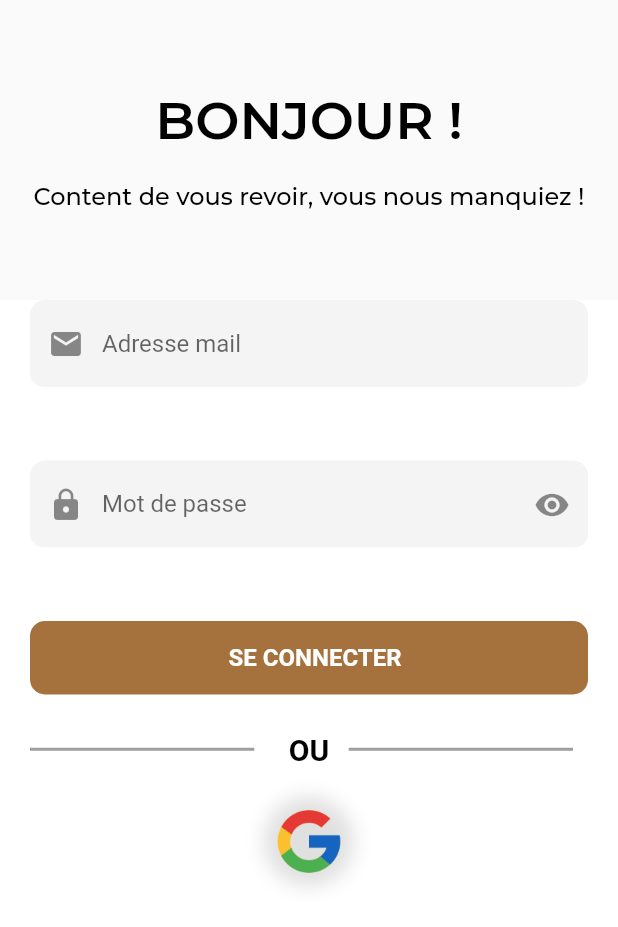
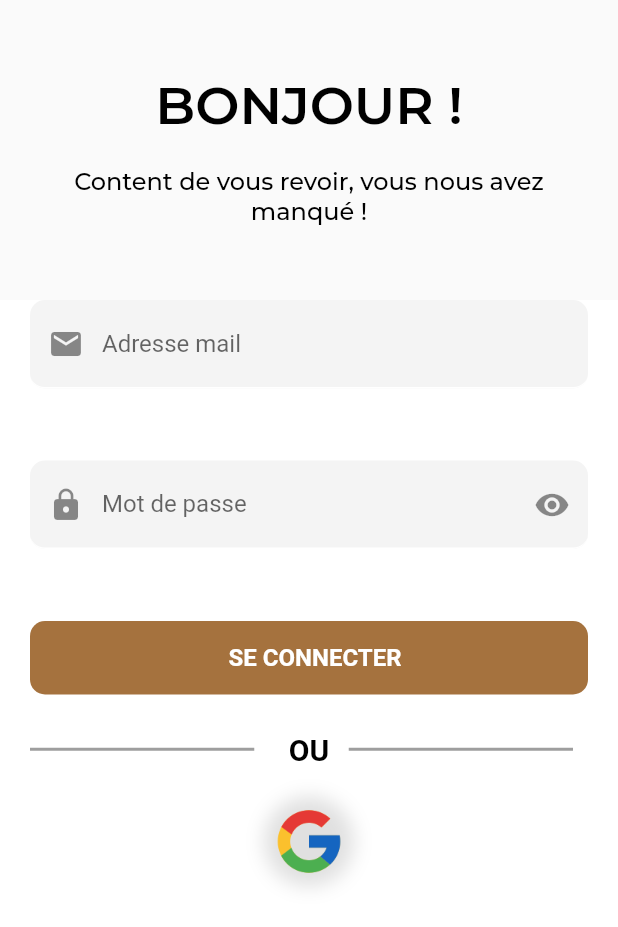
Before and after one commit to khalilkrm/StudentsForStudentsMobile, a Flutter app: the screen it shows after launch, on a phone screen of 412 x 824 dp. Shown: the top 927 px of the screen. Run offline on Flutter 3.47's test engine with Material 2 defaults, Android fonts, the phone set to English and light mode, and no system bars; our stand-ins replace cloud_firestore, firebase_core, flutter_secure_storage, google_fonts, google_maps_flutter, google_sign_in and 4 more; missing offline and left inert: flutter_polyline_points, icalendar_parser, open_file_plus, syncfusion_localizations; accounts and stored records are empty; generated files the repository leaves out were written again.

Commit message:
MODIFY: correction faute orthographe

```diff
--- a/lib/views/organisms/calendar_box.dart
+++ b/lib/views/organisms/calendar_box.dart
@@ -44,7 +44,7 @@ class _CalendarBoxState extends State<CalendarBox> {
                           ),
                         ),
                         Text(
-                          'Pour afficher votre calendrier horiairix, veuillez entrer son lien ci-dessous',
+                          'Pour afficher votre calendrier horairix, veuillez entrer son lien ci-dessous',
                           textAlign: TextAlign.center,
                           style: TextStyle(fontSize: 16),
                         ),
--- a/lib/views/pages/authentication_page.dart
+++ b/lib/views/pages/authentication_page.dart
@@ -56,7 +56,7 @@ class _AuthenticationPageState extends State<AuthenticationPage> {
               ),
               const SizedBox(height: 20),
               Text(
-                "Content de vous revoir, vous nous manquiez !",
+                "Content de vous revoir, vous nous avez manqué !",
                 textAlign: TextAlign.center,
                 softWrap: true,
                 overflow: TextOverflow.visible,
```
